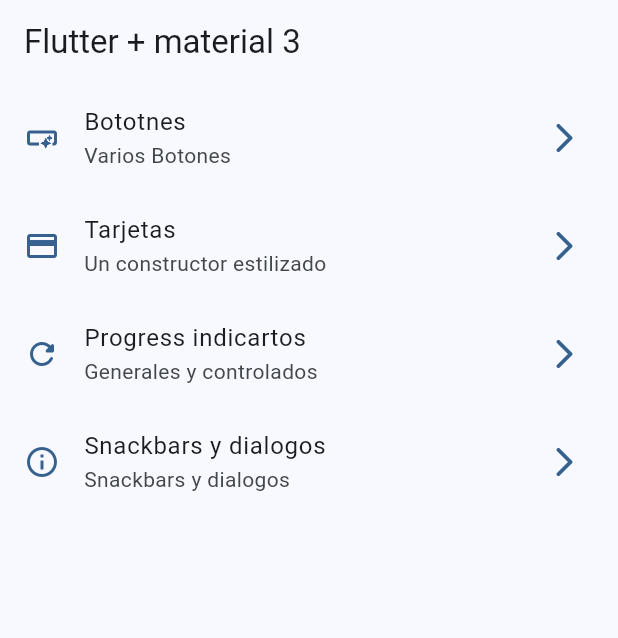
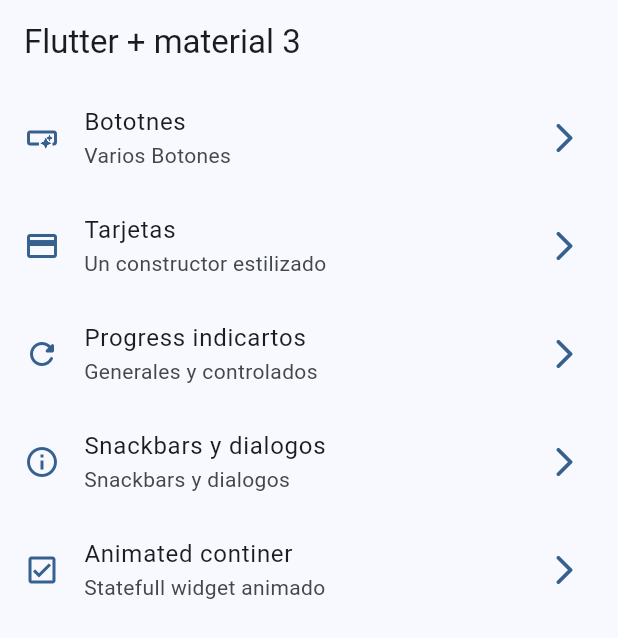
Before and after one commit to Dave-Gom/p_widgetApp, a Flutter app: the screen it shows after launch, on a phone screen of 412 x 824 dp. Shown: the top 638 px of the screen. Run offline on Flutter 3.47's test engine with Material 3 defaults, Android fonts, the phone set to English and light mode, and no system bars; our stand-ins replace go_router.

```diff
--- a/lib/config/menu/menu_items.dart
+++ b/lib/config/menu/menu_items.dart
@@ -33,5 +33,10 @@ const appMenuITems = <MenuItem>[
       title: "Snackbars y dialogos",
       subtitle: "Snackbars y dialogos",
       link: "/snackbars",
-      icon: Icons.info_outline)
+      icon: Icons.info_outline),
+  MenuItem(
+      title: "Animated continer",
+      subtitle: "Statefull widget animado",
+      link: "/animated",
+      icon: Icons.check_box_outlined)
 ];
--- a/lib/config/router/app_router.dart
+++ b/lib/config/router/app_router.dart
@@ -26,5 +26,10 @@ final appRouter = GoRouter(
       name: SnackBarScreen.name,
       builder: (context, state) => const SnackBarScreen(),
     ),
+    GoRoute(
+      path: '/animated',
+      name: AnimatedScreen.name,
+      builder: (context, state) => const AnimatedScreen(),
+    ),
   ],
 );
```
Also changed, not shown: lib/presentation/screens/animated/aniated_screen.dart (+46 -2 lines).
